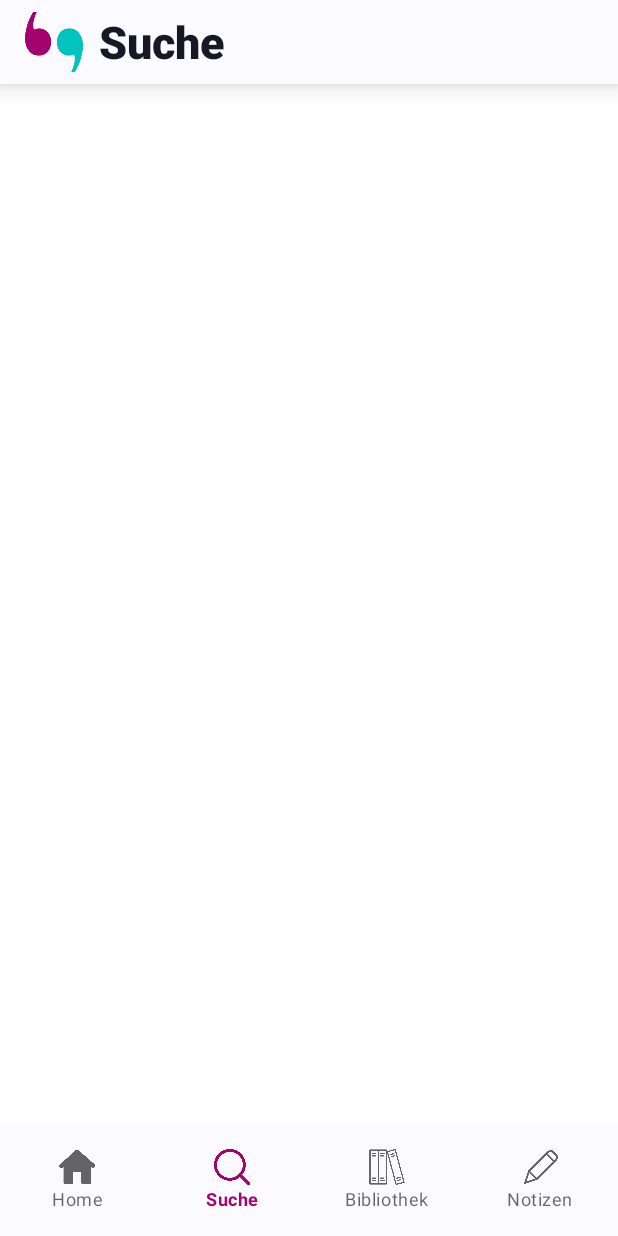
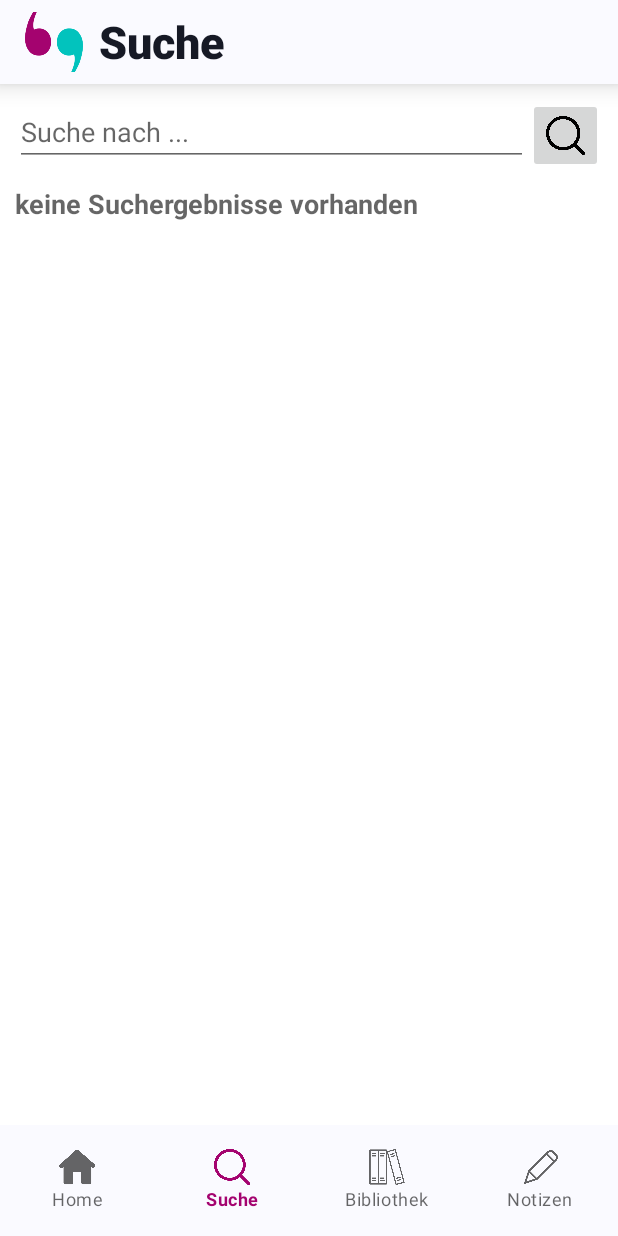
Before and after one commit to UniRegensburg/unsere-app-fur-die-universitat-regensburg-bib-buddy, an Android app: the screen it shows after launch (MainActivity), item 2 of the bottom bar chosen, on a phone screen of 412 x 824 dp. Run offline under Robolectric (Android 15) with nearby library versions, the phone set to English and light mode, and no system bars.

Commit message:
Create search for shelf, book and note
- Show the search results depending on the user input
- shelf: search for names
- book: search for book titles
- note: search for note names

```diff
--- a/BibBuddy/app/src/main/java/de/bibbuddy/SearchFragment.java
+++ b/BibBuddy/app/src/main/java/de/bibbuddy/SearchFragment.java
@@ -1,20 +1,120 @@
 package de.bibbuddy;
 
+import android.content.Context;
 import android.os.Bundle;
+import android.view.KeyEvent;
 import android.view.LayoutInflater;
 import android.view.View;
 import android.view.ViewGroup;
+import android.widget.EditText;
+import android.widget.ImageButton;
+import android.widget.TextView;
+import android.widget.Toast;
 import androidx.annotation.NonNull;
 import androidx.annotation.Nullable;
 import androidx.fragment.app.Fragment;
+import androidx.recyclerview.widget.RecyclerView;
+import java.util.ArrayList;
+import java.util.List;
 
-public class SearchFragment extends Fragment {
+/**
+ * The SearchFragment is responsible for searching for books.
+ *
+ * @author Claudia Schönherr
+ */
+public class SearchFragment extends Fragment implements SearchRecyclerViewAdapter.SearchListener {
+  private EditText searchInput;
+  private View view;
+  private Context context;
+  private SearchModel searchModel;
+  private SearchRecyclerViewAdapter adapter;
+  private RecyclerView searchRecyclerView;
+  private List<SearchItem> searchResultList;
 
   @Nullable
   @Override
   public View onCreateView(@NonNull LayoutInflater inflater, @Nullable ViewGroup container,
                            @Nullable Bundle savedInstanceState) {
-    View view = inflater.inflate(R.layout.fragment_search, container, false);
+    view = inflater.inflate(R.layout.fragment_search, container, false);
+    context = view.getContext();
+
+    setupRecyclerView();
+    setupSearchInput();
+    setupSearchButton();
+
     return view;
   }
+
+  private void setupRecyclerView() {
+    searchRecyclerView = view.findViewById(R.id.search_recycler_view);
+
+    searchModel = new SearchModel(context);
+
+    searchResultList = new ArrayList<>();
+    adapter = new SearchRecyclerViewAdapter(searchResultList, this);
+    searchRecyclerView.setAdapter(adapter);
+
+    updateEmptyView(searchResultList);
+  }
+
+  private void updateEmptyView(List<SearchItem> searchResultList) {
+    TextView emptyView = view.findViewById(R.id.list_view_search_empty);
+
+    if (searchResultList.isEmpty()) {
+      emptyView.setVisibility(View.VISIBLE);
+    } else {
+      emptyView.setVisibility(View.GONE);
+    }
+  }
+
+  private void setupSearchButton() {
+    ImageButton searchBtn = view.findViewById(R.id.search_btn);
+
+    searchBtn.setOnClickListener(new View.OnClickListener() {
+      @Override
+      public void onClick(View v) {
+        searchItems();
+      }
+    });
+  }
+
+  private void setupSearchInput() {
+    searchInput = view.findViewById(R.id.search_input);
+
+    searchInput.setOnEditorActionListener(new TextView.OnEditorActionListener() {
+      @Override
+      public boolean onEditorAction(TextView v, int actionId, KeyEvent event) {
+        searchItems();
+        return false;
+      }
+    });
+  }
+
+  private void searchItems() {
+    String searchInputStr = searchInput.getText().toString();
+
+    if (DataValidation.isStringEmpty(searchInputStr)) {
+      Toast.makeText(context, R.string.search_invalid_name, Toast.LENGTH_SHORT).show();
+      return;
+    }
+
+    // TODO get filters
+    // TODO sort Name, modDate
+    // TODO search Results depending on filters
+    Toast.makeText(context, "Suche ... " + searchInputStr, Toast.LENGTH_SHORT).show();
+
+    searchResultList = searchModel.getSearchResultList(searchInputStr);
+    // adapter.notifyDataSetChanged(); // it doesn't work
+    adapter = new SearchRecyclerViewAdapter(searchResultList, this);
+    searchRecyclerView.setAdapter(adapter);
+    updateEmptyView(searchResultList);
+  }
+
+
+  @Override
+  public void onItemClicked(int position) {
+    // TODO open book in BookNotesView
+    // TODO open note directly
+    // TODO open shelf in BookFragment View
+  }
 }
--- /dev/null
+++ b/BibBuddy/app/src/main/java/de/bibbuddy/SearchModel.java
@@ -0,0 +1,86 @@
+package de.bibbuddy;
+
+import android.content.Context;
+import java.util.ArrayList;
+import java.util.List;
+
+/**
+ * The SearchModel contains all the search data for the SearchFragment.
+ *
+ * @author Claudia Schönherr
+ */
+public class SearchModel {
+
+  private final ShelfDao shelfDao;
+  private final BookDao bookDao;
+  private final AuthorDao authorDao;
+  private final NoteDao noteDao;
+  private List<SearchItem> searchResultList;
+
+  /**
+   * Constructor for a SearchModel.
+   *
+   * @param context context for the SearchModel
+   */
+  public SearchModel(Context context) {
+    DatabaseHelper databaseHelper = new DatabaseHelper(context);
+    this.shelfDao = new ShelfDao(databaseHelper);
+    this.bookDao = new BookDao(databaseHelper);
+    this.authorDao = new AuthorDao(databaseHelper);
+    this.noteDao = new NoteDao(databaseHelper);
+    this.searchResultList = new ArrayList<>();
+  }
+
+  /**
+   * Gets the searchResultList based on the user input.
+   *
+   * @return Returns the searchResultList
+   */
+  public List<SearchItem> getSearchResultList(String searchInput) { // TODO filter, sort
+    searchResultList.clear();
+
+    List<Shelf> shelfList = shelfDao.findShelvesByName(searchInput);
+    for (Shelf shelf : shelfList) {
+      searchResultList.add(
+          new SearchItem(shelf.getName(), R.drawable.books, shelf.getId(), shelf.getModDate(),
+                         SearchItemType.SEARCH_SHELF));
+    }
+
+    List<Book> bookList = bookDao.findBooksByTitle(searchInput);
+    for (Book book : bookList) {
+      searchResultList.add(
+          new SearchItem(book.getTitle(), R.drawable.ic_book, book.getId(), book.getModDate(),
+                         SearchItemType.SEARCH_BOOK));
+    }
+
+    List<Note> noteList = noteDao.findNotesByName(searchInput);
+    for (Note note : noteList) {
+      searchResultList.add(
+          new SearchItem(note.getName(), R.drawable.document, note.getId(),
+                         note.getModDate().intValue(),
+                         // TODO change modDate to Integer type in Note class in final release
+                         SearchItemType.SEARCH_NOTE));
+    }
+
+    return searchResultList;
+  }
+
+  /**
+   * Gets the selected search item at the current position.
+   *
+   * @param position position of the clicked item
+   * @return Returns the clicked SearchItem
+   */
+  public SearchItem getSelectedSearchItem(int position) {
+    return searchResultList.get(position);
+  }
+
+  /**
+   * Gets the current searchResultList.
+   *
+   * @return Returns the current searchResultList
+   */
+  public List<SearchItem> getCurrentSearchResultList() {
+    return searchResultList;
+  }
+}
--- /dev/null
+++ b/BibBuddy/app/src/main/java/de/bibbuddy/SearchRecyclerViewAdapter.java
@@ -0,0 +1,108 @@
+package de.bibbuddy;
+
+import android.view.LayoutInflater;
+import android.view.View;
+import android.view.ViewGroup;
+import android.widget.ImageView;
+import android.widget.TextView;
+import androidx.annotation.NonNull;
+import androidx.recyclerview.widget.RecyclerView;
+import java.util.List;
+
+/**
+ * The SearchRecyclerViewAdapter provides a binding from the libraryList to the view
+ * that is displayed within the RecyclerView of the SearchFragment.
+ *
+ * @author Claudia Schönherr
+ */
+public class SearchRecyclerViewAdapter
+    extends RecyclerView.Adapter<SearchRecyclerViewAdapter.SearchViewHolder> {
+
+  private final SearchListener listener;
+  private List<SearchItem> searchResultList;
+
+  /**
+   * Constructor of the SearchRecyclerViewAdapter.
+   *
+   * @param searchResultList searchList TODO
+   * @param listener    listener for the interface and callback of the search
+   */
+  public SearchRecyclerViewAdapter(List<SearchItem> searchResultList, SearchListener listener) {
+
+    this.searchResultList = searchResultList;
+    this.listener = listener;
+  }
+
+  @NonNull
+  @Override
+  public SearchRecyclerViewAdapter.SearchViewHolder onCreateViewHolder(@NonNull ViewGroup parent,
+                                                                         int viewType) {
+    // RecyclerView calls this method whenever it needs to create a new ViewHolder.
+    // The method creates and initializes the ViewHolder and its associated View,
+    // but does not fill in the view's contents—the ViewHolder
+    // has not yet been bound to specific data.
+
+    return new SearchViewHolder(LayoutInflater.from(parent.getContext())
+                                    .inflate(R.layout.list_view_item_search, parent, false));
+  }
+
+  @Override
+  public void onBindViewHolder(@NonNull SearchViewHolder holder, int position) {
+    // Get element from your dataset at this position and replace the contents of the view
+    // with that element
+    SearchItem searchItem = searchResultList.get(position);
+
+    holder.getTextView().setText(searchItem.getName());
+    holder.getImageView().setImageResource(searchItem.getImage());
+
+    holder.itemView.setOnClickListener(new View.OnClickListener() {
+      @Override
+      public void onClick(View v) {
+        listener.onItemClicked(position);
+      }
+    });
+
+  }
+
+  @Override
+  public int getItemCount() {
+    // RecyclerView calls this method to get the size of the data set.
+    // RecyclerView uses this to determine when there are no more items that can be displayed.
+    return searchResultList.size();
+  }
+
+  public interface SearchListener { // create an interface
+    void onItemClicked(int position); // create callback function
+  }
+
+
+  public static class SearchViewHolder extends RecyclerView.ViewHolder {
+
+    private final TextView textView;
+    private final ImageView imageView;
+
+    /**
+     * The SearchViewHolder describes a search item view and metadata about its place
+     * within the RecyclerView of the SearchFragment.
+     */
+    public SearchViewHolder(@NonNull View itemView) {
+      super(itemView);
+
+      textView = itemView.findViewById(R.id.search_result_name);
+      imageView = itemView.findViewById(R.id.search_result_icon);
+    }
+
+    public TextView getTextView() {
+      return textView;
+    }
+
+    public ImageView getImageView() {
+      return imageView;
+    }
+
+    public void setImageView(int image) {
+      this.imageView.setImageResource(image);
+    }
+
+  }
+}
--- a/BibBuddy/app/src/main/res/layout/fragment_search.xml
+++ b/BibBuddy/app/src/main/res/layout/fragment_search.xml
@@ -1,7 +1,41 @@
 <?xml version="1.0" encoding="utf-8"?>
-<androidx.constraintlayout.widget.ConstraintLayout
-    xmlns:android="http://schemas.android.com/apk/res/android" android:layout_width="match_parent"
+<androidx.coordinatorlayout.widget.CoordinatorLayout xmlns:android="http://schemas.android.com/apk/res/android"
+    xmlns:app="http://schemas.android.com/apk/res-auto"
+    android:id="@+id/fragment_search"
+    android:layout_width="match_parent"
     android:layout_height="match_parent"
-    android:id="@+id/fragment_search">
+    android:layout_marginTop="65dp"
+    android:layout_marginBottom="75dp">
 
-</androidx.constraintlayout.widget.ConstraintLayout>
+    <include
+        layout="@layout/search_bar"
+        android:layout_width="match_parent"
+        android:layout_height="wrap_content" />
+
+    <TextView
+        android:id="@+id/list_view_search_empty"
+        android:layout_width="match_parent"
+        android:layout_height="match_parent"
+        android:layout_marginStart="10dp"
+        android:layout_marginLeft="20dp"
+        android:layout_marginTop="58dp"
+        android:layout_marginRight="20dp"
+        android:text="@string/search_empty"
+        android:textAppearance="?android:attr/textAppearanceMedium"
+        android:textStyle="bold"
+        android:visibility="gone" />
+
+    <androidx.recyclerview.widget.RecyclerView
+        android:id="@+id/search_recycler_view"
+        android:layout_width="match_parent"
+        android:layout_height="wrap_content"
+        android:layout_gravity="bottom"
+        android:layout_marginTop="60dp"
+        android:clipToPadding="false"
+        android:orientation="vertical"
+        android:scrollbars="vertical"
+        app:layoutManager="LinearLayoutManager"
+        app:layout_anchor="@+id/search_bar"
+        app:layout_anchorGravity="bottom" />
+
+</androidx.coordinatorlayout.widget.CoordinatorLayout>
--- /dev/null
+++ b/BibBuddy/app/src/main/res/layout/search_bar.xml
@@ -0,0 +1,33 @@
+<?xml version="1.0" encoding="utf-8"?>
+<androidx.constraintlayout.widget.ConstraintLayout xmlns:android="http://schemas.android.com/apk/res/android"
+    xmlns:app="http://schemas.android.com/apk/res-auto"
+    xmlns:tools="http://schemas.android.com/tools"
+    android:id="@+id/search_bar"
+    android:layout_width="match_parent"
+    android:layout_height="wrap_content">
+
+    <EditText
+        android:id="@+id/search_input"
+        android:layout_width="match_parent"
+        android:layout_height="wrap_content"
+        android:layout_marginStart="10dp"
+        android:layout_marginEnd="60dp"
+        android:hint="@string/search"
+        android:imeOptions="actionSearch"
+        android:inputType="text"
+        android:singleLine="true"
+        tools:ignore="MissingConstraints" />
+
+    <ImageButton
+        android:id="@+id/search_btn"
+        android:layout_width="50dp"
+        android:layout_height="50dp"
+        android:layout_marginEnd="10dp"
+        android:adjustViewBounds="true"
+        android:scaleType="fitCenter"
+        android:src="@drawable/magnifyingglass"
+        app:layout_constraintEnd_toEndOf="parent"
+        tools:ignore="MissingConstraints" />
+
+
+</androidx.constraintlayout.widget.ConstraintLayout>
--- a/BibBuddy/app/src/main/res/values/strings.xml
+++ b/BibBuddy/app/src/main/res/values/strings.xml
@@ -334,10 +334,10 @@
         ]]>
     </string>
 
-
-
-
-    ""
-
+    <!-- Search -->
+    <string name="search">Suche nach ...</string>
+    <string name="search_invalid_name">Bitte einen gültigen Begriff eingeben. Reine Whitespaces sind nicht
+        erlaubt.</string>
+    <string name="search_empty">keine Suchergebnisse vorhanden</string>
 
 </resources>
```
Also changed, not shown: BibBuddy/app/src/main/java/de/bibbuddy/BookDao.java (+46 -0 lines), BibBuddy/app/src/main/java/de/bibbuddy/NoteDao.java (+54 -7 lines), BibBuddy/app/src/main/java/de/bibbuddy/SearchItem.java (added, +43 -0 lines), BibBuddy/app/src/main/java/de/bibbuddy/SearchItemType.java (added, +7 -0 lines), BibBuddy/app/src/main/java/de/bibbuddy/ShelfDao.java (+46 -22 lines), BibBuddy/app/src/main/res/layout/list_view_item_library.xml (+4 -4 lines), BibBuddy/app/src/main/res/layout/list_view_item_search.xml (added, +38 -0 lines).
